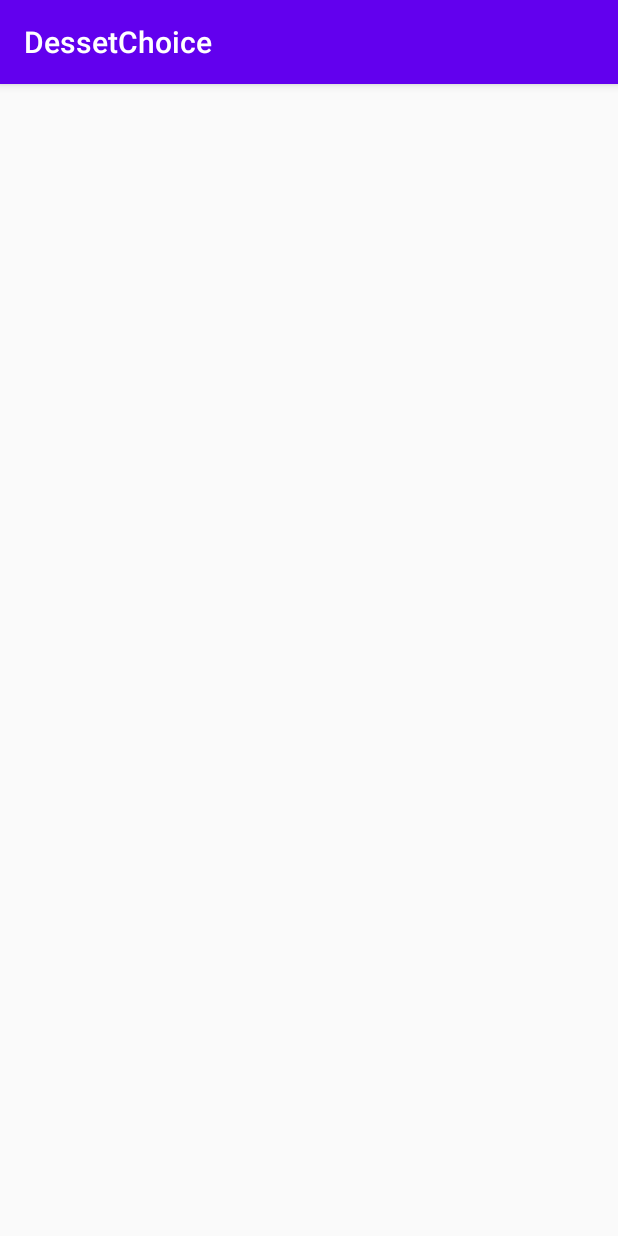
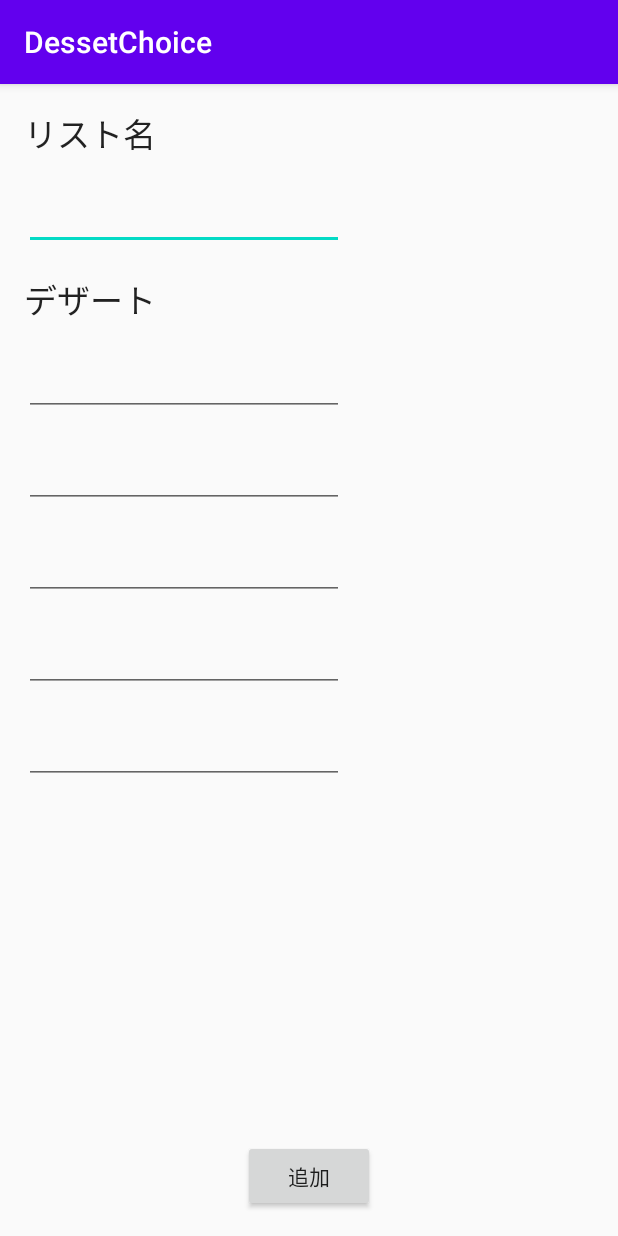
Before and after one commit to zenkikkkk2202/DessetChoice, an Android app: the add_list_activity screen opened directly, with no data from a screen before it, on a phone screen of 412 x 824 dp. Run offline under Robolectric (Android 15) with nearby library versions, the phone set to English and light mode, and no system bars; our stand-ins replace Firebase (no records; nobody signed in at launch, a user with empty details on screens opened directly).

Commit message:
create add_list_function

```diff
--- a/app/build.gradle
+++ b/app/build.gradle
@@ -1,6 +1,7 @@
 apply plugin: 'com.android.application'
 apply plugin: 'kotlin-android'
 apply plugin: 'kotlin-android-extensions'
+apply plugin: 'com.google.gms.google-services'
 
 android {
     compileSdkVersion 30
@@ -12,6 +13,7 @@ android {
         targetSdkVersion 30
         versionCode 1
         versionName "1.0"
+        multiDexEnabled true
 
         testInstrumentationRunner "androidx.test.runner.AndroidJUnitRunner"
     }
@@ -25,6 +27,7 @@ android {
 }
 
 dependencies {
+    implementation 'com.google.firebase:firebase-firestore:21.2.1'
     implementation fileTree(dir: "libs", include: ["*.jar"])
     implementation "org.jetbrains.kotlin:kotlin-stdlib:$kotlin_version"
     implementation 'androidx.core:core-ktx:1.3.1'
@@ -33,5 +36,5 @@ dependencies {
     testImplementation 'junit:junit:4.12'
     androidTestImplementation 'androidx.test.ext:junit:1.1.2'
     androidTestImplementation 'androidx.test.espresso:espresso-core:3.3.0'
-
+    implementation 'com.google.firebase:firebase-core:17.0.0'
 }
--- a/app/src/main/java/com/example/masaki/dessetchoice/ListActivity.kt
+++ b/app/src/main/java/com/example/masaki/dessetchoice/ListActivity.kt
@@ -16,5 +16,4 @@ class ListActivity : AppCompatActivity() {
         }
     }
 
-
 }
--- a/app/src/main/java/com/example/masaki/dessetchoice/add_list_activity.kt
+++ b/app/src/main/java/com/example/masaki/dessetchoice/add_list_activity.kt
@@ -2,10 +2,47 @@ package com.example.masaki.dessetchoice
 
 import androidx.appcompat.app.AppCompatActivity
 import android.os.Bundle
+import android.util.Log
+import com.google.firebase.firestore.FirebaseFirestore
+import kotlinx.android.synthetic.main.activity_add_list_activity.*
 
 class add_list_activity : AppCompatActivity() {
     override fun onCreate(savedInstanceState: Bundle?) {
         super.onCreate(savedInstanceState)
         setContentView(R.layout.activity_add_list_activity)
+
+        val db = FirebaseFirestore.getInstance()
+        val TAG = ""
+
+
+
+        add_list.setOnClickListener{
+            val listname = edit_listname.text.toString()
+            val dessert1 = edit_dessert1.text.toString()
+            val dessert2 = edit_dessert2.text.toString()
+            val dessert3 = edit_dessert3.text.toString()
+            val dessert4 = edit_dessert4.text.toString()
+            val dessert5 = edit_dessert5.text.toString()
+
+            val list = hashMapOf(
+                "listname" to listname,
+                "dessert1" to dessert1,
+                "dessert2" to dessert2,
+                "dessert3" to dessert3,
+                "dessert4" to dessert4,
+                "dessert5" to dessert5
+            )
+
+            db.collection("lists")
+                .add(list)
+                .addOnSuccessListener { documentReference ->
+                    Log.d(TAG, "DocumentSnapshot added with ID: ${documentReference.id}")
+                }
+                .addOnFailureListener { e ->
+                    Log.w(TAG, "Error adding document", e)
+                }
+
+        }
+
     }
 }
--- a/app/src/main/res/layout/activity_add_list_activity.xml
+++ b/app/src/main/res/layout/activity_add_list_activity.xml
@@ -6,4 +6,101 @@
     android:layout_height="match_parent"
     tools:context=".add_list_activity">
 
+    <Button
+        android:id="@+id/add_list"
+        android:layout_width="wrap_content"
+        android:layout_height="wrap_content"
+        android:layout_marginBottom="16dp"
+        android:text="@string/add"
+        app:layout_constraintBottom_toBottomOf="parent"
+        app:layout_constraintEnd_toEndOf="parent"
+        app:layout_constraintStart_toStartOf="parent" />
+
+    <TextView
+        android:id="@+id/list_name"
+        android:layout_width="wrap_content"
+        android:layout_height="wrap_content"
+        android:layout_marginStart="16dp"
+        android:layout_marginTop="16dp"
+        android:text="@string/list_name"
+        android:textAppearance="@style/TextAppearance.AppCompat.Large"
+        app:layout_constraintStart_toStartOf="parent"
+        app:layout_constraintTop_toTopOf="parent" />
+
+    <EditText
+        android:id="@+id/edit_listname"
+        android:layout_width="wrap_content"
+        android:layout_height="wrap_content"
+        android:layout_marginStart="16dp"
+        android:layout_marginTop="16dp"
+        android:ems="10"
+        android:inputType="textPersonName"
+        app:layout_constraintStart_toStartOf="parent"
+        app:layout_constraintTop_toBottomOf="@+id/list_name" />
+
+    <TextView
+        android:id="@+id/textView3"
+        android:layout_width="wrap_content"
+        android:layout_height="wrap_content"
+        android:layout_marginStart="16dp"
+        android:layout_marginTop="16dp"
+        android:text="@string/dessert"
+        android:textAppearance="@style/TextAppearance.AppCompat.Large"
+        app:layout_constraintStart_toStartOf="parent"
+        app:layout_constraintTop_toBottomOf="@+id/edit_listname" />
+
+    <EditText
+        android:id="@+id/edit_dessert1"
+        android:layout_width="wrap_content"
+        android:layout_height="wrap_content"
+        android:layout_marginStart="16dp"
+        android:layout_marginTop="16dp"
+        android:ems="10"
+        android:inputType="textPersonName"
+        app:layout_constraintStart_toStartOf="parent"
+        app:layout_constraintTop_toBottomOf="@+id/textView3" />
+
+    <EditText
+        android:id="@+id/edit_dessert2"
+        android:layout_width="wrap_content"
+        android:layout_height="wrap_content"
+        android:layout_marginStart="16dp"
+        android:layout_marginTop="16dp"
+        android:ems="10"
+        android:inputType="textPersonName"
+        app:layout_constraintStart_toStartOf="parent"
+        app:layout_constraintTop_toBottomOf="@+id/edit_dessert1" />
+
+    <EditText
+        android:id="@+id/edit_dessert3"
+        android:layout_width="wrap_content"
+        android:layout_height="wrap_content"
+        android:layout_marginStart="16dp"
+        android:layout_marginTop="16dp"
+        android:ems="10"
+        android:inputType="textPersonName"
+        app:layout_constraintStart_toStartOf="parent"
+        app:layout_constraintTop_toBottomOf="@+id/edit_dessert2" />
+
+    <EditText
+        android:id="@+id/edit_dessert4"
+        android:layout_width="wrap_content"
+        android:layout_height="wrap_content"
+        android:layout_marginStart="16dp"
+        android:layout_marginTop="16dp"
+        android:ems="10"
+        android:inputType="textPersonName"
+        app:layout_constraintStart_toStartOf="parent"
+        app:layout_constraintTop_toBottomOf="@+id/edit_dessert3" />
+
+    <EditText
+        android:id="@+id/edit_dessert5"
+        android:layout_width="wrap_content"
+        android:layout_height="wrap_content"
+        android:layout_marginStart="16dp"
+        android:layout_marginTop="16dp"
+        android:ems="10"
+        android:inputType="textPersonName"
+        app:layout_constraintStart_toStartOf="parent"
+        app:layout_constraintTop_toBottomOf="@+id/edit_dessert4" />
 </androidx.constraintlayout.widget.ConstraintLayout>
--- a/app/src/main/res/values/strings.xml
+++ b/app/src/main/res/values/strings.xml
@@ -2,4 +2,7 @@
     <string name="app_name">DessetChoice</string>
     <string name="DessertChoice">デザートチョイス</string>
     <string name="add_list">リスト追加</string>
+    <string name="add">追加</string>
+    <string name="list_name">リスト名</string>
+    <string name="dessert">デザート</string>
 </resources>
--- a/build.gradle
+++ b/build.gradle
@@ -6,6 +6,7 @@ buildscript {
         jcenter()
     }
     dependencies {
+        classpath 'com.google.gms:google-services:4.3.4'
         classpath "com.android.tools.build:gradle:4.0.1"
         classpath "org.jetbrains.kotlin:kotlin-gradle-plugin:$kotlin_version"
 
@@ -18,6 +19,9 @@ allprojects {
     repositories {
         google()
         jcenter()
+        maven {
+            url "https://maven.google.com"
+        }
     }
 }
 
```
Also changed, not shown: 1 other file.
